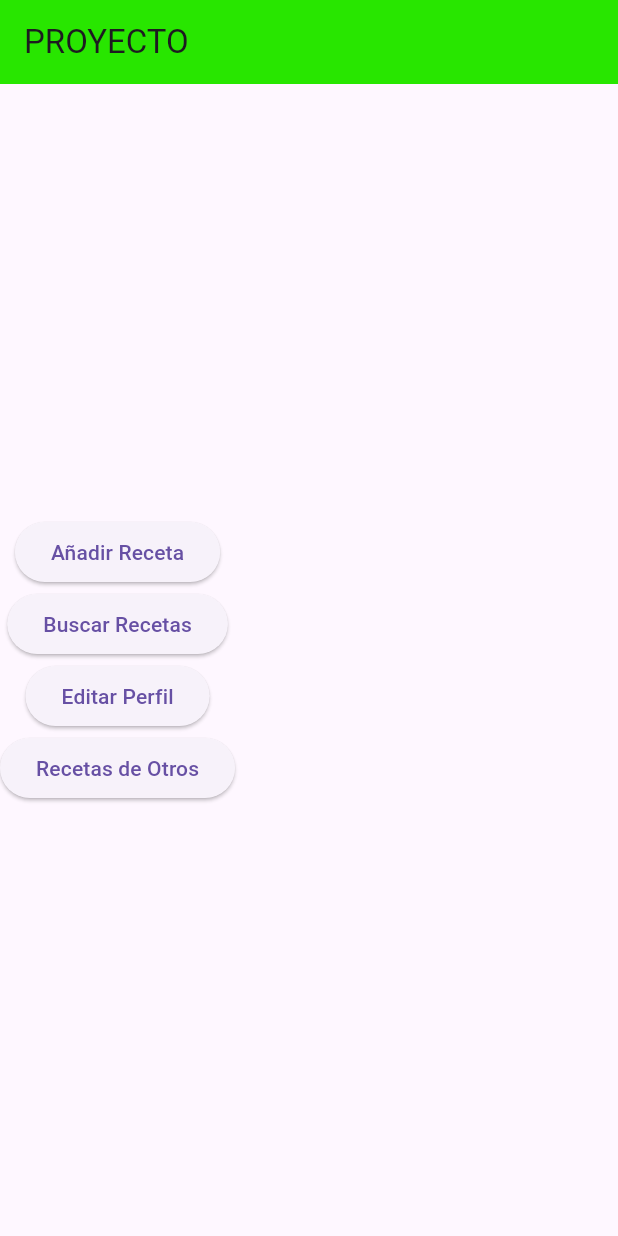
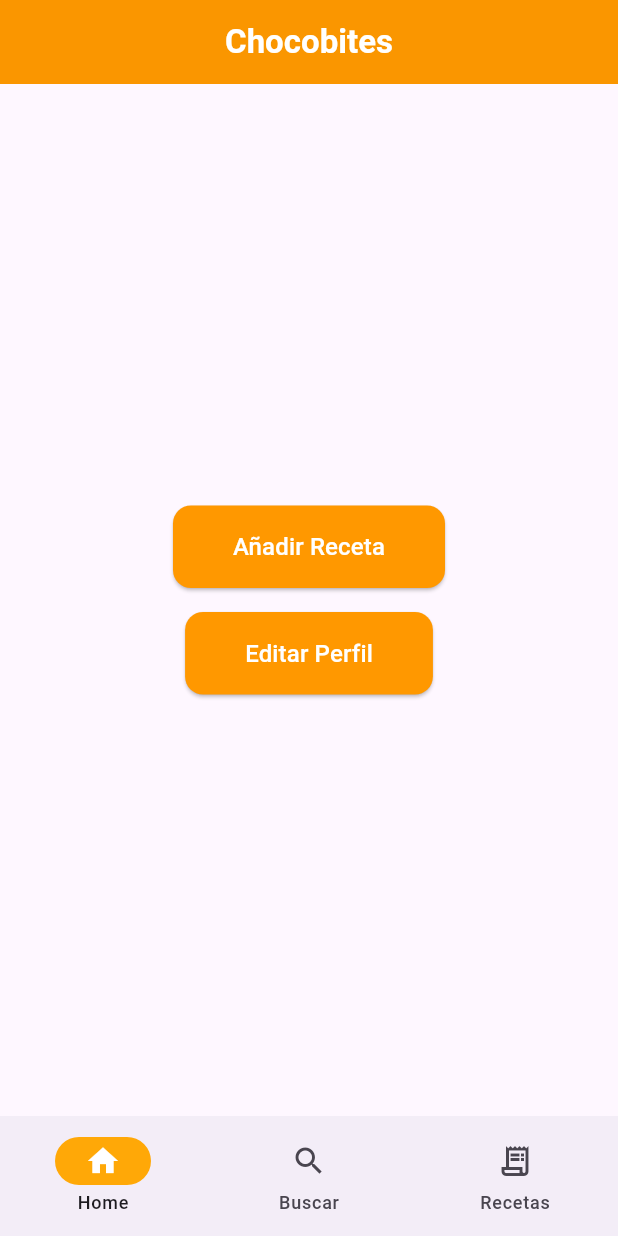
Before and after one commit to FioreEnojona/movil2Proyecto, a Flutter app: the screen it shows after launch, on a phone screen of 412 x 824 dp. Run offline on Flutter 3.47's test engine with Material 3 defaults, Android fonts, the phone set to English and light mode, and no system bars.

Commit message:
navbar echo y espero no cagarla jajja

```diff
--- a/lib/Home_Screen.dart
+++ b/lib/Home_Screen.dart
@@ -1,44 +1,141 @@
 import 'package:flutter/material.dart';
 
-class Home_Screen extends StatelessWidget {
-  const Home_Screen({Key? key}) : super(key: key);
+class HomeScreen extends StatefulWidget {
+  const HomeScreen({Key? key}) : super(key: key);
+
+  @override
+  State<HomeScreen> createState() => _HomeScreenState();
+}
+
+class _HomeScreenState extends State<HomeScreen> {
+  int _currentIndex = 0;
+
+  void _navigateToPage(int index) {
+    setState(() {
+      _currentIndex = index;
+    });
+  }
+
+  final List<Widget> _pages = [];
+
+  @override
+  void initState() {
+    super.initState();
+    _pages.addAll([
+      HomePage(onTap: _navigateToPage),
+      const BusquedaScreen(),
+      const VerRecetasScreen(),
+    ]);
+  }
 
   @override
   Widget build(BuildContext context) {
     return Scaffold(
       appBar: AppBar(
-        backgroundColor: const Color.fromARGB(255, 40, 230, 0),
-        title: const Text("PROYECTO"),
+        backgroundColor: const Color.fromARGB(255, 250, 150, 0),
+        title: const Center(
+          child: Text(
+            "Chocobites",
+            style: TextStyle(
+              fontSize: 22,
+              fontWeight: FontWeight.bold,
+              color: Colors.white,
+            ),
+          ),
+        ),
       ),
-      body: Column(
-        mainAxisAlignment: MainAxisAlignment.center,
-        children: [
-          ElevatedButton(
-            onPressed: () {
-              Navigator.pushNamed(context, '/Registrar');
-            },
-            child: const Text('Añadir Receta'),
+      body: _pages[_currentIndex],
+      bottomNavigationBar: NavigationBar(
+        onDestinationSelected: _navigateToPage,
+        indicatorColor: const Color.fromARGB(255, 255, 168, 7),
+        selectedIndex: _currentIndex,
+        destinations: const [
+          NavigationDestination(
+            selectedIcon: Icon(Icons.home, color: Colors.white),
+            icon: Icon(Icons.home_outlined),
+            label: 'Home',
           ),
-          ElevatedButton(
-            onPressed: () {
-              Navigator.pushNamed(context, '/Busqueda');
-            },
-            child: const Text('Buscar Recetas'),
+          NavigationDestination(
+            selectedIcon: Icon(Icons.search, color: Colors.white),
+            icon: Icon(Icons.search_outlined),
+            label: 'Buscar',
           ),
-          ElevatedButton(
-            onPressed: () {
-              Navigator.pushNamed(context, '/editar_perfil');
-            },
-            child: const Text('Editar Perfil'),
-          ),
-          ElevatedButton(
-            onPressed: () {
-              Navigator.pushNamed(context, '/Ver_Recetas');
-            },
-            child: const Text('Recetas de Otros'),
+          NavigationDestination(
+            selectedIcon: Icon(Icons.receipt_long, color: Colors.white),
+            icon: Icon(Icons.receipt_long_outlined),
+            label: 'Recetas',
           ),
         ],
       ),
     );
   }
 }
+
+class HomePage extends StatelessWidget {
+  final Function(int) onTap;
+  const HomePage({super.key, required this.onTap});
+
+  @override
+  Widget build(BuildContext context) {
+    return Center(
+      child: Column(
+        mainAxisAlignment: MainAxisAlignment.center,
+        children: [
+          ElevatedButton(
+            onPressed: () => Navigator.pushNamed(context, '/Registrar'),
+            style: ElevatedButton.styleFrom(
+              backgroundColor: Colors.orange,
+              padding: const EdgeInsets.symmetric(horizontal: 40, vertical: 16),
+              shape: RoundedRectangleBorder(
+                borderRadius: BorderRadius.circular(12),
+              ),
+            ),
+            child: const Text(
+              'Añadir Receta',
+              style: TextStyle(fontSize: 16, color: Colors.white),
+            ),
+          ),
+          const SizedBox(height: 16),
+          ElevatedButton(
+            onPressed: () => Navigator.pushNamed(context, '/editar_perfil'),
+            style: ElevatedButton.styleFrom(
+              backgroundColor:  Colors.orange,
+              padding: const EdgeInsets.symmetric(horizontal: 40, vertical: 16),
+              shape: RoundedRectangleBorder(
+                borderRadius: BorderRadius.circular(12),
+              ),
+            ),
+            child: const Text(
+              'Editar Perfil',
+              style: TextStyle(fontSize: 16, color: Colors.white),
+            ),
+          ),
+        ],
+      ),
+    );
+  }
+}
+
+class BusquedaScreen extends StatelessWidget {
+  const BusquedaScreen({super.key});
+
+  @override
+  Widget build(BuildContext context) {
+    return Scaffold(
+      appBar: AppBar(title: const Text('Buscar Recetas')),
+      body: const Center(child: Text('Buscar Recetas')),
+    );
+  }
+}
+
+class VerRecetasScreen extends StatelessWidget {
+  const VerRecetasScreen({super.key});
+
+  @override
+  Widget build(BuildContext context) {
+    return Scaffold(
+      appBar: AppBar(title: const Text('Recetas de Otros')),
+      body: const Center(child: Text('Recetas de Otros')),
+    );
+  }
+}
--- a/lib/main.dart
+++ b/lib/main.dart
@@ -1,8 +1,6 @@
 import 'package:flutter/material.dart';
 import 'package:movil2proyecto/Anadir_Receta.dart';
-import 'package:movil2proyecto/Busqueda.dart';
 import 'package:movil2proyecto/Home_Screen.dart';
-import 'package:movil2proyecto/Otras_Recetas.dart';
 import 'package:movil2proyecto/editar_perfil.dart';
 import 'package:movil2proyecto/registrar.dart';
 import 'package:movil2proyecto/verReceta.dart';
@@ -19,9 +17,8 @@
     return MaterialApp(
       initialRoute: '/',
       routes: {
-        '/': (context) => const Home_Screen(),
+        '/': (context) => const HomeScreen(),
         '/Registrar': (context) => const Registrar(),
-        '/Busqueda': (context) => const BusquedaScreen(),
         '/editar_perfil': (context) => const EditarPerfilScreen(),
         '/Ver_Recetas': (context) => const VerRecetaPage(),
       },
--- a/lib/verReceta.dart
+++ b/lib/verReceta.dart
@@ -1,7 +1,7 @@
 import 'package:flutter/material.dart';
 
 class VerRecetaPage extends StatelessWidget {
-  const VerRecetaPage({super.key});
+  const VerRecetaPage({Key? key}) : super(key: key);
 
   @override
   Widget build(BuildContext context) {
```
